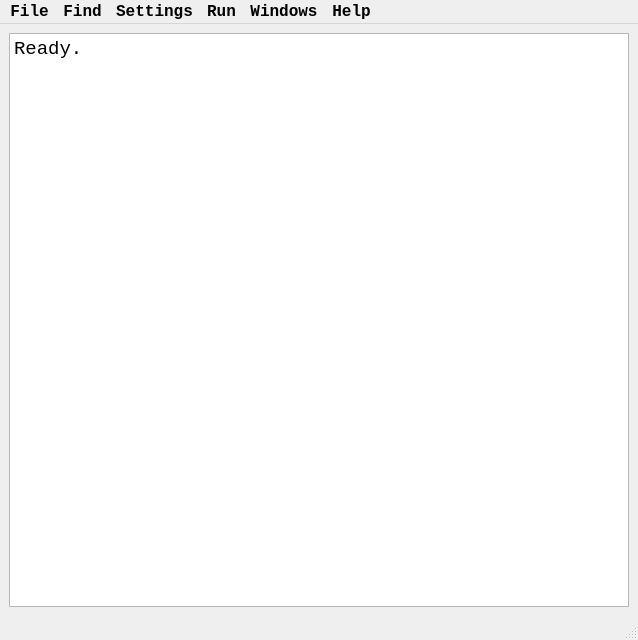
Above: epicpy/uifiles/mainui.ui from travisseymour/EPICpy before the change. Below: the same form after it.
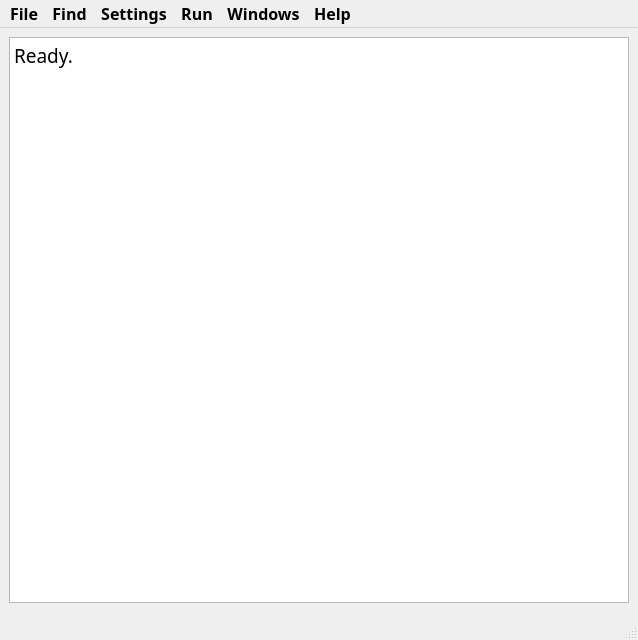
That is the form after the change. Custom widgets are drawn as their Qt base class.

Diff of the .ui file:
```diff
--- a/epicpy/uifiles/mainui.ui
+++ b/epicpy/uifiles/mainui.ui
@@ -12,9 +12,8 @@
   </property>
   <property name="font">
    <font>
-    <family>Consolas</family>
+    <family>Fira Mono</family>
     <pointsize>14</pointsize>
-    <weight>75</weight>
     <bold>true</bold>
    </font>
   </property>
@@ -24,9 +23,8 @@
   <widget class="QWidget" name="centralwidget">
    <property name="font">
     <font>
-     <family>Consolas</family>
+     <family>Fira Mono</family>
      <pointsize>12</pointsize>
-     <weight>50</weight>
      <bold>false</bold>
     </font>
    </property>
@@ -35,9 +33,8 @@
      <widget class="CachedPlainTextEdit" name="plainTextEditOutput">
       <property name="font">
        <font>
-        <family>Consolas</family>
+        <family>Fira Mono</family>
         <pointsize>14</pointsize>
-        <weight>50</weight>
         <bold>false</bold>
        </font>
       </property>
@@ -66,23 +63,21 @@
      <x>0</x>
      <y>0</y>
      <width>638</width>
-     <height>24</height>
+     <height>25</height>
     </rect>
    </property>
    <property name="font">
     <font>
-     <family>Consolas</family>
+     <family>Fira Mono</family>
      <pointsize>12</pointsize>
-     <weight>75</weight>
      <bold>true</bold>
     </font>
    </property>
    <widget class="QMenu" name="menuFiles">
     <property name="font">
      <font>
-      <family>Consolas</family>
+      <family>Fira Mono</family>
       <pointsize>12</pointsize>
-      <weight>75</weight>
       <bold>true</bold>
      </font>
     </property>
@@ -180,9 +175,8 @@
    <widget class="QMenu" name="menuSearch">
     <property name="font">
      <font>
-      <family>Consolas</family>
+      <family>Fira Mono</family>
       <pointsize>12</pointsize>
-      <weight>75</weight>
       <bold>true</bold>
      </font>
     </property>
@@ -203,9 +197,8 @@
   <widget class="QStatusBar" name="statusbar">
    <property name="font">
     <font>
-     <family>Consolas</family>
+     <family>Fira Mono</family>
      <pointsize>12</pointsize>
-     <weight>50</weight>
      <bold>false</bold>
     </font>
    </property>
```
Left out of the diff: 107 changed lines with no effect on the pictures.
